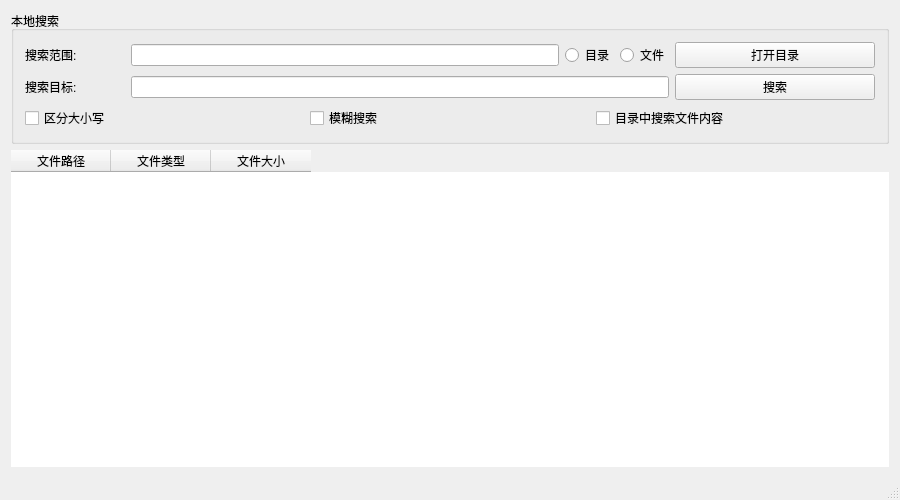
The window that SimpleDesktopTool/mainwindow.ui (toiime/MyTools) describes before a commit, drawn with Qt 5.
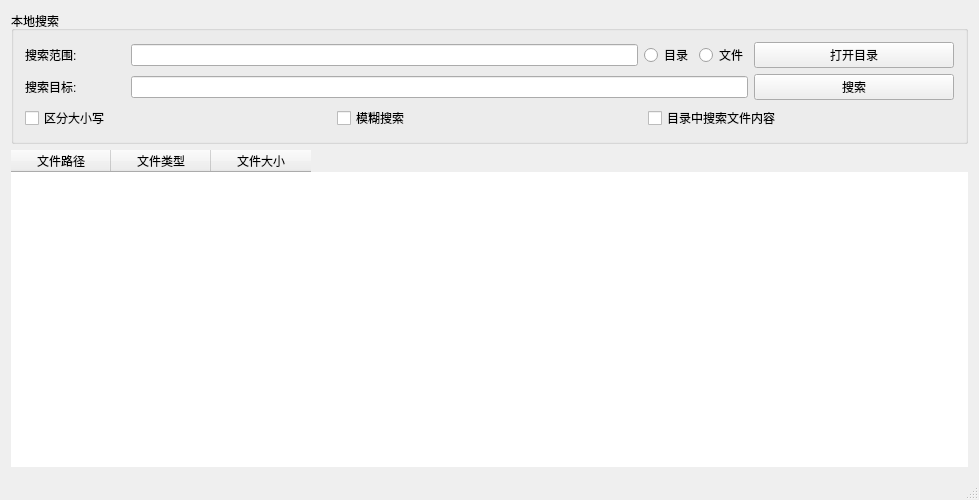
The same window after the commit. Custom widgets are drawn as their Qt base class.

```diff
--- a/SimpleDesktopTool/mainwindow.ui
+++ b/SimpleDesktopTool/mainwindow.ui
@@ -6,7 +6,7 @@
    <rect>
     <x>0</x>
     <y>0</y>
-    <width>900</width>
+    <width>979</width>
     <height>500</height>
    </rect>
   </property>
```
Left out of the diff: 4 changed lines with no effect on the pictures.
